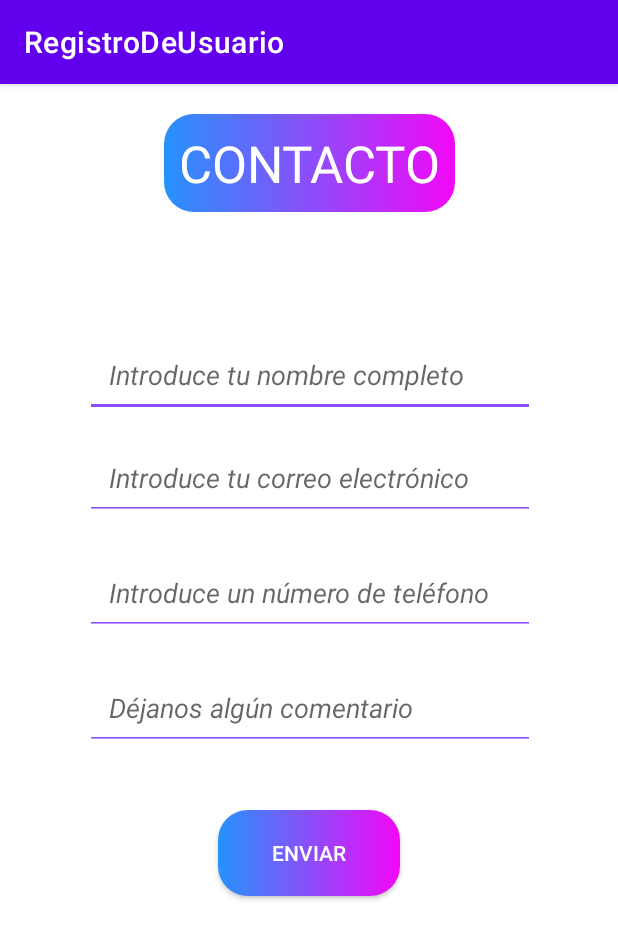
After one commit to mangel18/DisenhoAppDeportemania, an Android app: the ContactoActivity screen opened directly, with no data from a screen before it, on a phone screen of 412 x 824 dp. The commit adds this screen. Shown: the top 939 px of the screen. Run offline under Robolectric (Android 15) with nearby library versions, the phone set to English and light mode, and no system bars.

Commit message:
Agregamos el layout de CONTACTO

```diff
--- a/app/src/main/AndroidManifest.xml
+++ b/app/src/main/AndroidManifest.xml
@@ -1,6 +1,6 @@
 <?xml version="1.0" encoding="utf-8"?>
 <manifest xmlns:android="http://schemas.android.com/apk/res/android"
-    xmlns:tools="http://schemas.android.com/tools">
+    xmlns:tools="http://schemas.android.com/tools" >
 
     <application
         android:allowBackup="true"
@@ -10,13 +10,16 @@
         android:label="@string/app_name"
         android:supportsRtl="true"
         android:theme="@style/Theme.RegistroDeUsuario"
-        tools:targetApi="31">
+        tools:targetApi="31" >
+        <activity
+            android:name=".ContactoActivity"
+            android:exported="false" />
         <activity
             android:name=".LogIn"
             android:exported="false" />
         <activity
             android:name=".Registro"
-            android:exported="true">
+            android:exported="true" >
             <intent-filter>
                 <action android:name="android.intent.action.MAIN" />
 
--- /dev/null
+++ b/app/src/main/java/edu/iest/registrodeusuario/ContactoActivity.java
@@ -0,0 +1,14 @@
+package edu.iest.registrodeusuario;
+
+import androidx.appcompat.app.AppCompatActivity;
+
+import android.os.Bundle;
+
+public class ContactoActivity extends AppCompatActivity {
+
+    @Override
+    protected void onCreate(Bundle savedInstanceState) {
+        super.onCreate(savedInstanceState);
+        setContentView(R.layout.activity_contacto);
+    }
+}
--- /dev/null
+++ b/app/src/main/res/drawable/gradiente_texto.xml
@@ -0,0 +1,13 @@
+<?xml version="1.0" encoding="utf-8"?>
+<selector xmlns:android="http://schemas.android.com/apk/res/android">
+
+    <shape xmlns:android="http://schemas.android.com/apk/res/android">
+        <gradient
+            android:startColor="@color/gradiente_inicio"
+            android:endColor="@color/gradiente_fin"
+            android:type="linear"
+            android:angle="0"/>
+    </shape>
+
+
+</selector>
--- /dev/null
+++ b/app/src/main/res/layout/activity_contacto.xml
@@ -0,0 +1,104 @@
+<?xml version="1.0" encoding="utf-8"?>
+<androidx.constraintlayout.widget.ConstraintLayout xmlns:android="http://schemas.android.com/apk/res/android"
+    xmlns:app="http://schemas.android.com/apk/res-auto"
+    xmlns:tools="http://schemas.android.com/tools"
+    android:layout_width="match_parent"
+    android:layout_height="match_parent"
+    tools:context=".ContactoActivity">
+
+    <TextView
+        android:id="@+id/tvTituloContacto"
+        android:layout_width="wrap_content"
+        android:layout_height="wrap_content"
+        android:background="@drawable/gradiente"
+        android:text="CONTACTO"
+        android:textAppearance="@style/TextAppearance.AppCompat.Display1"
+        android:padding="10dp"
+        android:layout_marginTop="20dp"
+        android:textColor="@color/white"
+        app:layout_constraintEnd_toEndOf="parent"
+        app:layout_constraintStart_toStartOf="parent"
+        app:layout_constraintTop_toTopOf="parent" />
+
+    <!-- Campo para introducir nombre completo -->
+
+
+    <!-- Campo para introducir el correo electrónico -->
+    <EditText
+        android:id="@+id/etNombreApellido"
+        android:layout_width="300dp"
+        android:layout_height="wrap_content"
+        android:backgroundTint="#8B4EFA"
+        android:hint="Introduce tu nombre completo"
+        android:layout_marginTop="80dp"
+        android:inputType="textPersonName"
+        android:padding="16dp"
+        android:textStyle="italic"
+        app:layout_constraintEnd_toEndOf="parent"
+        app:layout_constraintHorizontal_bias="0.504"
+        app:layout_constraintStart_toStartOf="parent"
+        app:layout_constraintTop_toBottomOf="@+id/tvTituloContacto" />
+
+    <EditText
+        android:id="@+id/etCorreoElectronico"
+        android:backgroundTint="#8B4EFA"
+        android:layout_width="300dp"
+        android:layout_height="wrap_content"
+        android:layout_marginTop="12dp"
+        android:hint="Introduce tu correo electrónico"
+        android:textStyle="italic"
+        android:inputType="textEmailAddress"
+        android:padding="16dp"
+        app:layout_constraintEnd_toEndOf="parent"
+        app:layout_constraintHorizontal_bias="0.504"
+        app:layout_constraintStart_toStartOf="parent"
+        app:layout_constraintTop_toBottomOf="@+id/etNombreApellido" />
+
+
+    <!-- Campo para introducir el número de teléfono -->
+    <EditText
+        android:id="@+id/etNumeroTelefono"
+        android:layout_width="300dp"
+        android:layout_height="wrap_content"
+        android:layout_marginTop="20dp"
+        android:backgroundTint="#8B4EFA"
+        android:hint="Introduce un número de teléfono"
+        android:textStyle="italic"
+        android:inputType="phone"
+        android:padding="16dp"
+        app:layout_constraintEnd_toEndOf="parent"
+        app:layout_constraintHorizontal_bias="0.504"
+        app:layout_constraintStart_toStartOf="parent"
+        app:layout_constraintTop_toBottomOf="@+id/etCorreoElectronico" />
+
+    <!-- Campo para introducir comentarios -->
+    <EditText
+        android:id="@+id/etComentarios"
+        android:layout_width="300dp"
+        android:layout_height="wrap_content"
+        android:layout_marginTop="20dp"
+        android:backgroundTint="#8B4EFA"
+        android:hint="Déjanos algún comentario"
+        android:textStyle="italic"
+        android:inputType="phone"
+        android:padding="16dp"
+        app:layout_constraintEnd_toEndOf="parent"
+        app:layout_constraintHorizontal_bias="0.504"
+        app:layout_constraintStart_toStartOf="parent"
+        app:layout_constraintTop_toBottomOf="@+id/etNumeroTelefono" />
+
+    <!-- Botón para enviar -->
+    <androidx.appcompat.widget.AppCompatButton
+        android:id="@+id/bnEnviarComentarios"
+        android:layout_width="121dp"
+        android:layout_height="57dp"
+        android:background="@drawable/gradiente"
+        android:layout_marginTop="40dp"
+        android:text="ENVIAR"
+        android:textColor="@color/white"
+        app:layout_constraintEnd_toEndOf="parent"
+        app:layout_constraintStart_toStartOf="parent"
+        app:layout_constraintTop_toBottomOf="@+id/etComentarios" />
+
+
+</androidx.constraintlayout.widget.ConstraintLayout>
--- a/app/src/main/res/values/colors.xml
+++ b/app/src/main/res/values/colors.xml
@@ -8,4 +8,5 @@
     <color name="black">#FF000000</color>
     <color name="white">#FFFFFFFF</color>
     <color name="morado">#8B4EFA</color>
+
 </resources>
```
